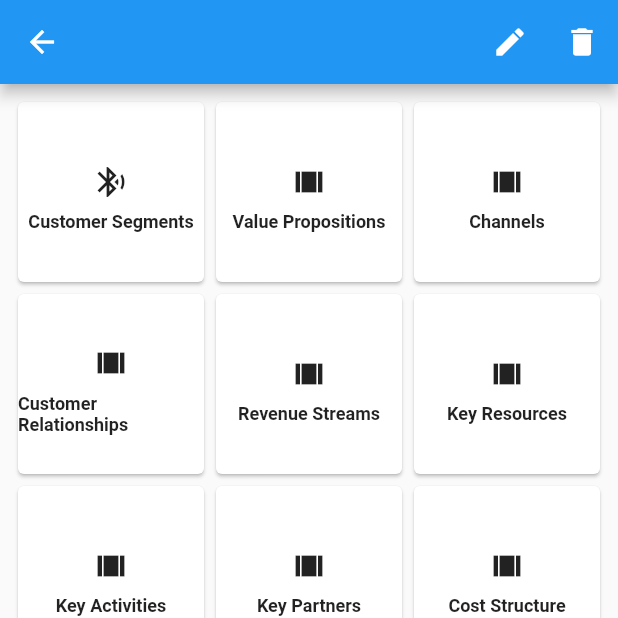
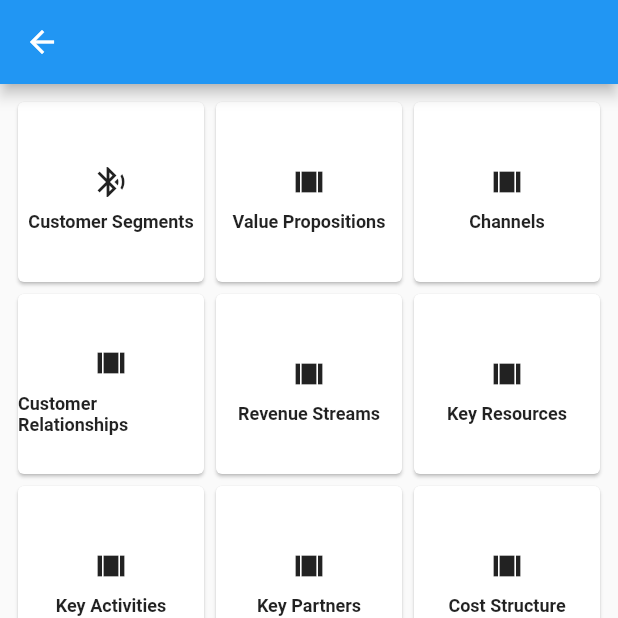
Before and after one commit to Combatwombat77/copy_cat_reboot, a Flutter app: the ModelDetails screen opened directly with empty values, on a phone screen of 412 x 824 dp, the top half of it. Run offline on Flutter 3.47's test engine with Material 2 defaults, Android fonts, the phone set to English and light mode, and no system bars; our stand-ins replace flutter_speed_dial, font_awesome_flutter, sqflite; accounts and stored records are empty.

Commit message:
Update model_details.dart

```diff
--- a/lib/ui/pages/model_details.dart
+++ b/lib/ui/pages/model_details.dart
@@ -44,18 +44,6 @@ var items = [
     return Scaffold(
       appBar: AppBar(
         title: Text(widget.modelTitle),
-        actions: <Widget>[
-          IconButton(
-            icon: Icon(Icons.edit),
-            onPressed: () {},
-          ),
-          IconButton(
-            icon: Icon(Icons.delete),
-            onPressed: () {
-
-            },
-          ),
-        ],
       ),
       floatingActionButton: FloatingActionButton(
         backgroundColor: Uidata.btnColor,
```
